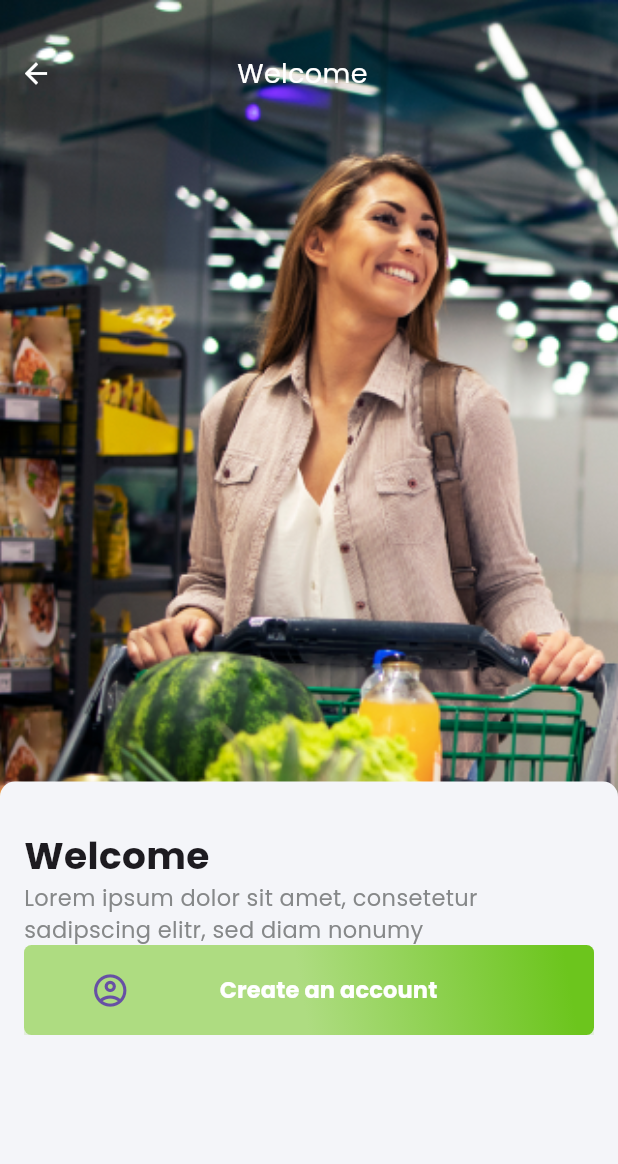
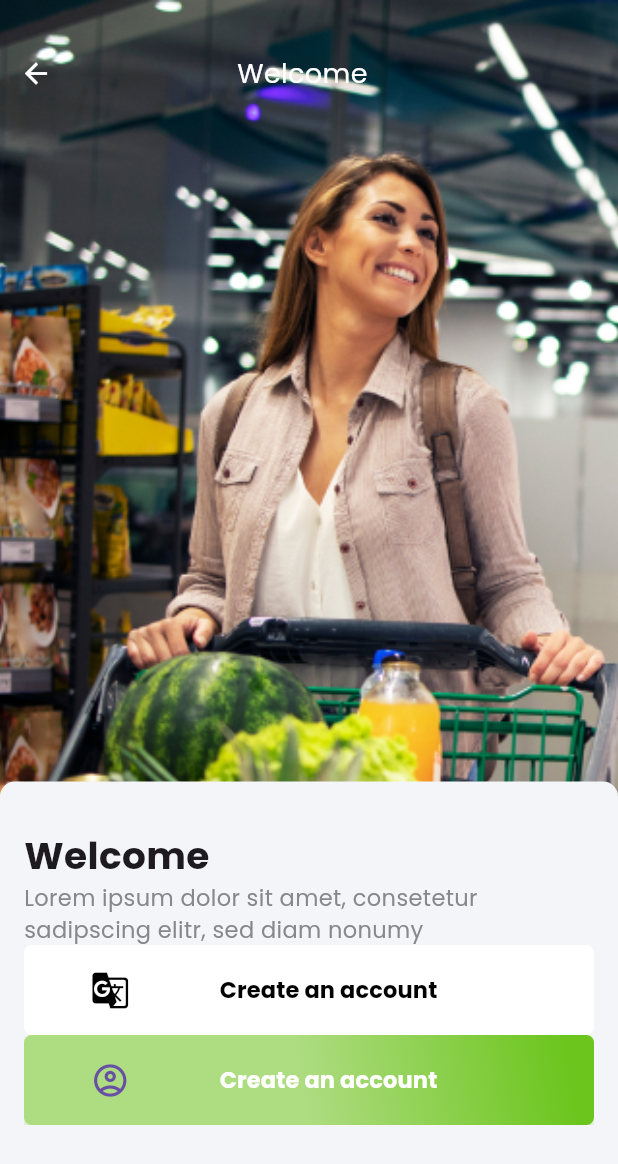
Before and after one commit to Alireza-Seif/Grocery-App, a Flutter app: the screen it shows after launch, on a phone screen of 412 x 824 dp. Shown: the top 1164 px of the screen. Run offline on Flutter 3.47's test engine with Material 3 defaults, Android fonts, the phone set to English and light mode, and no system bars; missing offline and left inert: dart:ffi.

Commit message:
feat: add Continue with google buttom

```diff
--- /dev/null
+++ b/lib/components/buttons/google_button.dart
@@ -0,0 +1,51 @@
+
+import 'package:flutter/material.dart';
+
+
+class GoogleSignInButton extends StatelessWidget {
+
+
+
+  @override
+  Widget build(BuildContext context) {
+    return ElevatedButton(
+      onPressed: (){},
+      style: ElevatedButton.styleFrom(
+        backgroundColor: Colors.white,
+        elevation: 0,
+        padding: EdgeInsets.zero,
+        shape: RoundedRectangleBorder(
+          borderRadius: BorderRadius.circular(5.0),
+        ),
+      ),
+        child: Container(
+          alignment: Alignment.center,
+          constraints: const BoxConstraints(
+            maxWidth: 380.0,
+            maxHeight: 60.0,
+          ),
+          child: const Row(
+            mainAxisAlignment: MainAxisAlignment.center,
+            children: [
+              Icon(Icons.g_translate,size: 26,color: Colors.black,),
+              SizedBox(
+                width: 60,
+              ),
+              Text(
+                'Create an account',
+                style: TextStyle(
+                  color: Colors.black,
+                  fontSize: 15.0,
+                  fontFamily: 'Poppins',
+                  fontWeight: FontWeight.w600,
+                ),
+              ),
+              SizedBox(
+                width: 60,
+              ),
+            ],
+          ),
+        ),
+    );
+  }
+}
--- a/lib/screens/auth/auth_wdlcome.dart
+++ b/lib/screens/auth/auth_wdlcome.dart
@@ -1,8 +1,8 @@
 import 'package:flutter/material.dart';
 import 'package:grocery/screens/splash/splash_2.dart';
 
-
 import '../../components/buttons/auth_button.dart';
+import '../../components/buttons/google_button.dart';
 import '../../constants/langs/app_strings.dart';
 import '../../constants/themes/app_theme.dart';
 import '../../constants/themes/colors/app_colors.dart';
@@ -52,7 +52,7 @@ class WelcomeScreen extends StatelessWidget {
                       borderRadius: BorderRadius.only(
                           topLeft: Radius.circular(10),
                           topRight: Radius.circular(10))),
-                  child:   Column(
+                  child: Column(
                     crossAxisAlignment: CrossAxisAlignment.stretch,
                     children: [
                       const Text(
@@ -63,13 +63,16 @@ class WelcomeScreen extends StatelessWidget {
                         AppString.forgotPasswordText,
                         style: MyTextStyles.bodyText,
                       ),
-                      AuthButton(onPressedCallback: () {
-                    Navigator.pushReplacement(
-                      context,
-                      MaterialPageRoute(
-                          builder: (context) => const SplashScreen2()),
-                    );
-                  },),
+                      GoogleSignInButton(),
+                      AuthButton(
+                        onPressedCallback: () {
+                          Navigator.pushReplacement(
+                            context,
+                            MaterialPageRoute(
+                                builder: (context) => const SplashScreen2()),
+                          );
+                        },
+                      ),
                     ],
                   ),
                 ),
```
